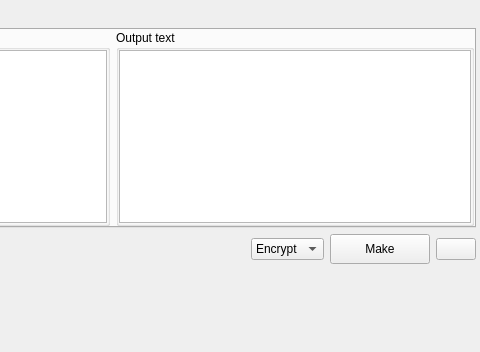
This is src/gui/symmetric/vernam/vernam.ui in vasilypht/crypto-methods as Qt 5 draws it before an edit; both pictures show x 254 to 734 and y 0 to 352 of the 734 by 352 pixel window. The edited form follows.
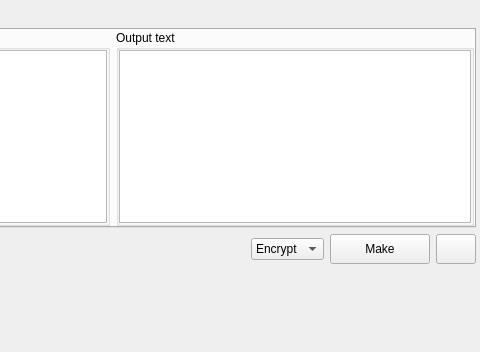
This is the edited form.

Commit message: Rename button_setting to button_options

Diff of the .ui file:
```diff
--- a/src/gui/symmetric/vernam/vernam.ui
+++ b/src/gui/symmetric/vernam/vernam.ui
@@ -148,6 +148,9 @@
      </item>
      <item>
       <layout class="QHBoxLayout" name="horizontal_layout_2">
+       <property name="spacing">
+        <number>-1</number>
+       </property>
        <item>
         <widget class="QComboBox" name="combo_box_mode">
          <item>
@@ -182,7 +185,25 @@
         </widget>
        </item>
        <item>
-        <widget class="QPushButton" name="button_settings">
+        <widget class="QPushButton" name="button_options">
+         <property name="sizePolicy">
+          <sizepolicy hsizetype="Fixed" vsizetype="Fixed">
+           <horstretch>0</horstretch>
+           <verstretch>0</verstretch>
+          </sizepolicy>
+         </property>
+         <property name="minimumSize">
+          <size>
+           <width>0</width>
+           <height>30</height>
+          </size>
+         </property>
+         <property name="maximumSize">
+          <size>
+           <width>16777215</width>
+           <height>16777215</height>
+          </size>
+         </property>
          <property name="styleSheet">
           <string notr="true"/>
          </property>
@@ -195,6 +216,12 @@
            <height>16</height>
           </size>
          </property>
+         <property name="default">
+          <bool>false</bool>
+         </property>
+         <property name="flat">
+          <bool>false</bool>
+         </property>
         </widget>
        </item>
       </layout>
```
Left out of the diff: 6 changed lines with no effect on the pictures. The commit also changes 2 other files.
